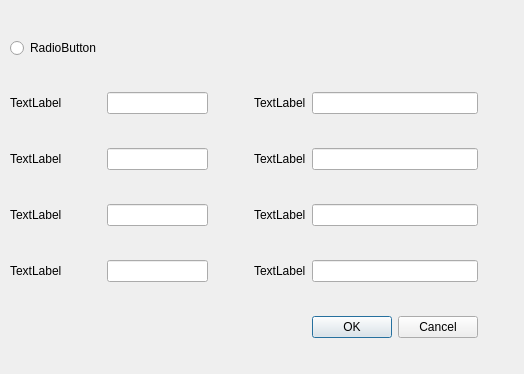
Above: setbrddlg.ui from CarnationTL/cmd_sim before the change. Below: the same form after it.
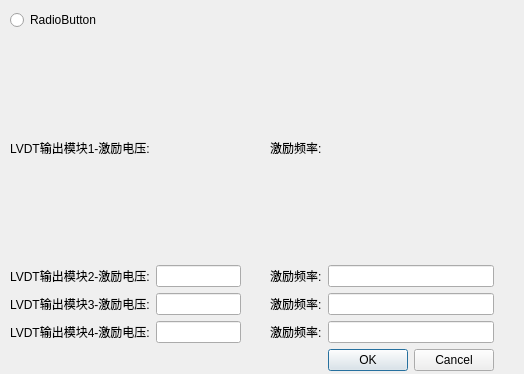
That is the form after the change. Custom widgets are drawn as their Qt base class.

Patch:
```diff
--- a/setbrddlg.ui
+++ b/setbrddlg.ui
@@ -38,21 +38,21 @@
     <item row="1" column="3">
      <widget class="QLabel" name="label">
       <property name="text">
-       <string>TextLabel</string>
+       <string>激励频率:</string>
       </property>
      </widget>
     </item>
     <item row="5" column="3">
      <widget class="QLabel" name="label_4">
       <property name="text">
-       <string>TextLabel</string>
+       <string>激励频率:</string>
       </property>
      </widget>
     </item>
     <item row="4" column="3">
      <widget class="QLabel" name="label_3">
       <property name="text">
-       <string>TextLabel</string>
+       <string>激励频率:</string>
       </property>
      </widget>
     </item>
@@ -88,15 +88,12 @@
     <item row="4" column="0">
      <widget class="QLabel" name="lbl3">
       <property name="text">
-       <string>TextLabel</string>
+       <string>LVDT输出模块3-激励电压:</string>
       </property>
      </widget>
     </item>
     <item row="4" column="1">
-     <widget class="QLineEdit" name="lineEdit_3"/>
-    </item>
-    <item row="1" column="4">
-     <widget class="QLineEdit" name="lineEdit_5"/>
+     <widget class="QLineEdit" name="le_lvdt_volt3"/>
     </item>
     <item row="0" column="4">
      <spacer name="horizontalSpacer_11">
@@ -114,7 +111,7 @@
     <item row="5" column="0">
      <widget class="QLabel" name="lbl4">
       <property name="text">
-       <string>TextLabel</string>
+       <string>LVDT输出模块4-激励电压:</string>
       </property>
      </widget>
     </item>
@@ -143,7 +140,7 @@
     <item row="1" column="0">
      <widget class="QLabel" name="lbl1">
       <property name="text">
-       <string>TextLabel</string>
+       <string>LVDT输出模块1-激励电压:</string>
       </property>
      </widget>
     </item>
@@ -156,7 +153,7 @@
     <item row="3" column="0">
      <widget class="QLabel" name="lbl2">
       <property name="text">
-       <string>TextLabel</string>
+       <string>LVDT输出模块2-激励电压:</string>
       </property>
      </widget>
     </item>
@@ -186,13 +183,10 @@
     <item row="3" column="3">
      <widget class="QLabel" name="label_2">
       <property name="text">
-       <string>TextLabel</string>
+       <string>激励频率:</string>
       </property>
      </widget>
     </item>
-    <item row="1" column="1">
-     <widget class="QLineEdit" name="lineEdit"/>
-    </item>
     <item row="1" column="5">
      <spacer name="horizontalSpacer_5">
       <property name="orientation">
@@ -313,9 +307,22 @@
       </property>
      </widget>
     </item>
+    <item row="1" column="1">
+     <widget class="QwtKnob" name="Knob"/>
+    </item>
+    <item row="1" column="4">
+     <widget class="QwtKnob" name="Knob_2"/>
+    </item>
    </layout>
   </widget>
  </widget>
+ <customwidgets>
+  <customwidget>
+   <class>QwtKnob</class>
+   <extends>QWidget</extends>
+   <header>qwt_knob.h</header>
+  </customwidget>
+ </customwidgets>
  <resources/>
  <connections>
   <connection>
```
Left out of the diff: 8 changed lines with no effect on the pictures.
